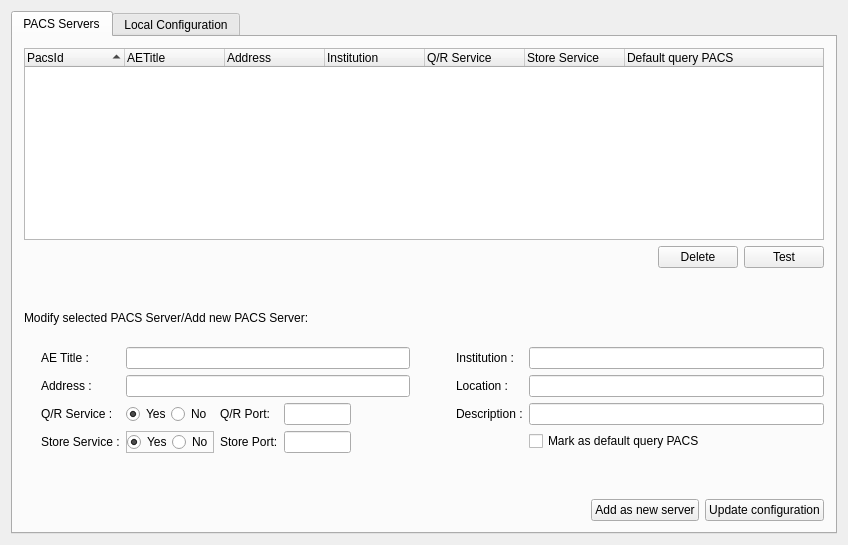
Above: starviewer/src/inputoutput/qconfigurationscreenbase.ui from starviewer-medical/starviewer before the change. Below: the same form after it.
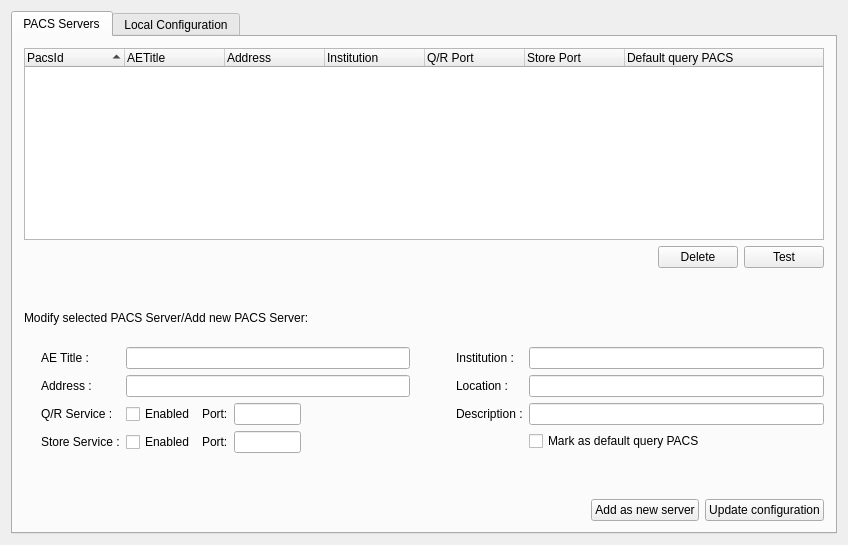
That is the form after the change. Icons and pictures are not drawn.

Commit message: ENH:Es substitueix els radiobutton Yes/No per indicar si el servei està actiu, per un checkbox amb el text "enabled"

Diff of the .ui file:
```diff
--- a/starviewer/src/inputoutput/qconfigurationscreenbase.ui
+++ b/starviewer/src/inputoutput/qconfigurationscreenbase.ui
@@ -106,12 +106,12 @@
          </column>
          <column>
           <property name="text">
-           <string>Q/R Service</string>
+           <string>Q/R Port</string>
           </property>
          </column>
          <column>
           <property name="text">
-           <string>Store Service</string>
+           <string>Store Port</string>
           </property>
          </column>
          <column>
@@ -274,7 +274,7 @@
              <item row="0" column="0">
               <widget class="QLabel" name="label">
                <property name="text">
-                <string>Q/R Port:</string>
+                <string>Port:</string>
                </property>
               </widget>
              </item>
@@ -304,7 +304,7 @@
              <item row="1" column="0">
               <widget class="QLabel" name="label_2">
                <property name="text">
-                <string>Store Port:</string>
+                <string>Port:</string>
                </property>
               </widget>
              </item>
@@ -340,77 +340,18 @@
              </property>
             </widget>
            </item>
-           <item row="2" column="1">
-            <widget class="QFrame" name="frame">
-             <property name="frameShape">
-              <enum>QFrame::NoFrame</enum>
+           <item row="3" column="1">
+            <widget class="QCheckBox" name="m_checkBoxStoreEnabled">
+             <property name="text">
+              <string>Enabled</string>
              </property>
-             <property name="frameShadow">
-              <enum>QFrame::Plain</enum>
-             </property>
-             <property name="lineWidth">
-              <number>0</number>
-             </property>
-             <layout class="QGridLayout" name="gridLayout_4">
-              <property name="margin">
-               <number>0</number>
-              </property>
-              <property name="spacing">
-               <number>0</number>
-              </property>
-              <item row="0" column="0">
-               <widget class="QRadioButton" name="m_radioButtonQueryRetrieveServiceEnabledYes">
-                <property name="text">
-                 <string>Yes</string>
-                </property>
-                <property name="checked">
-                 <bool>true</bool>
-                </property>
-               </widget>
-              </item>
-              <item row="0" column="1">
-               <widget class="QRadioButton" name="m_radioButtonQueryRetrieveServiceEnabledNo">
-                <property name="text">
-                 <string>No</string>
-                </property>
-               </widget>
-              </item>
-             </layout>
             </widget>
            </item>
-           <item row="3" column="1">
-            <widget class="QFrame" name="frame_2">
-             <property name="frameShape">
-              <enum>QFrame::StyledPanel</enum>
+           <item row="2" column="1">
+            <widget class="QCheckBox" name="m_checkBoxQueryRetrieveEnabled">
+             <property name="text">
+              <string>Enabled</string>
              </property>
-             <property name="frameShadow">
-              <enum>QFrame::Raised</enum>
-             </property>
-             <layout class="QGridLayout" name="gridLayout_5">
-              <property name="margin">
-               <number>0</number>
-              </property>
-              <property name="spacing">
-               <number>0</number>
-              </property>
-              <item row="0" column="0">
-               <widget class="QRadioButton" name="m_radioButtonStoreServiceEnabledYes">
-                <property name="text">
-                 <string>Yes</string>
-                </property>
-                <property name="checked">
-                 <bool>true</bool>
-                </property>
-               </widget>
-              </item>
-              <item row="0" column="1">
-               <widget class="QRadioButton" name="m_radioButtonStoreServiceEnabledNo">
-                <property name="text">
-                 <string>No</string>
-                </property>
-               </widget>
-              </item>
-             </layout>
             </widget>
            </item>
           </layout>
```
Left out of the diff: 6 changed lines with no effect on the pictures. The commit also changes 1 other file.
